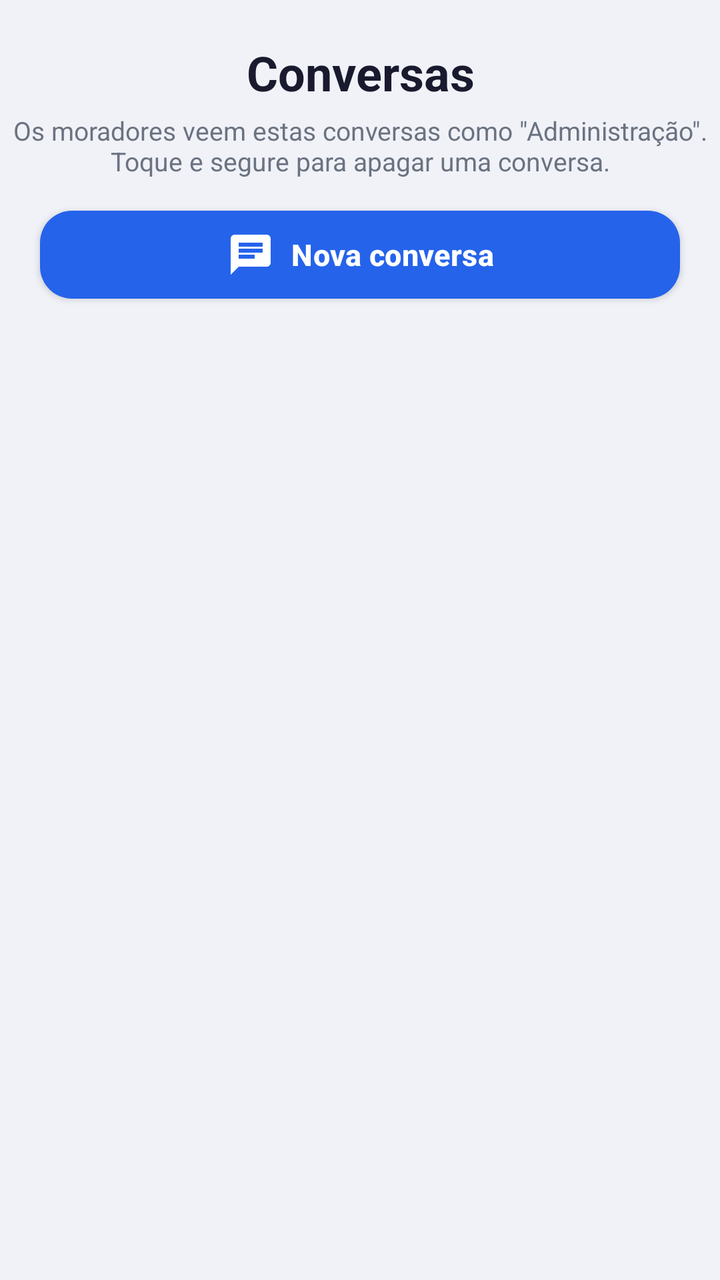
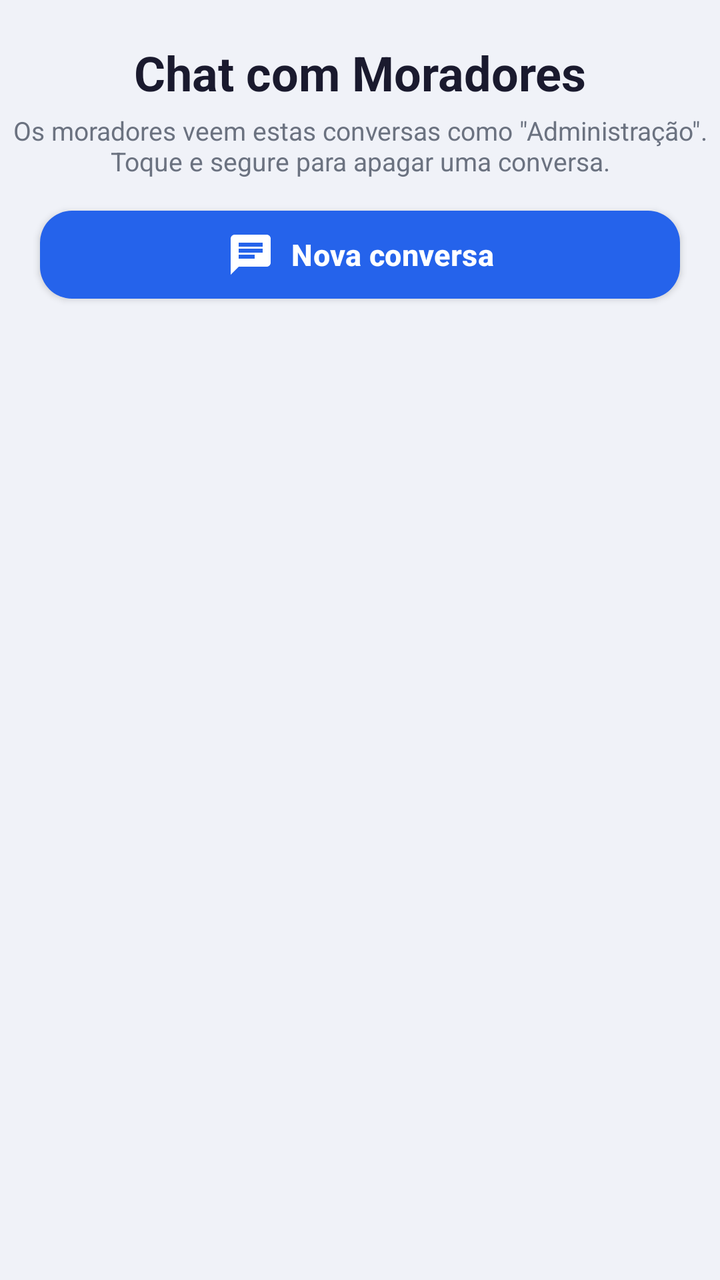

Before-and-after screenshots of an Android layout around one commit, followed by the original layout XML and the change that was made.
<!-- AndroidManifest.xml: application theme AppTheme -->
<!-- res/layout/activity_conversas.xml -->
<?xml version="1.0" encoding="utf-8"?>
<LinearLayout xmlns:android="http://schemas.android.com/apk/res/android"
    xmlns:app="http://schemas.android.com/apk/res-auto"
    android:layout_width="match_parent"
    android:layout_height="match_parent"
    android:orientation="vertical"
    android:background="#F0F2F8">

    <TextView
        android:layout_width="match_parent"
        android:layout_height="wrap_content"
        android:text="Conversas"
        android:textSize="24sp"
        android:textStyle="bold"
        android:textColor="#1A1A2E"
        android:gravity="center"
        android:paddingTop="20dp"
        android:paddingBottom="4dp" />

    <TextView
        android:layout_width="match_parent"
        android:layout_height="wrap_content"
        android:gravity="center"
        android:paddingBottom="12dp"
        android:text="Os moradores veem estas conversas como &quot;Administração&quot;.\nToque e segure para apagar uma conversa."
        android:textSize="13sp"
        android:textColor="#6B7280" />

    <com.google.android.material.button.MaterialButton
        android:id="@+id/btnNovaConversa"
        android:layout_width="match_parent"
        android:layout_height="52dp"
        android:layout_marginStart="20dp"
        android:layout_marginEnd="20dp"
        android:layout_marginBottom="8dp"
        android:text="Nova conversa"
        android:textAllCaps="false"
        app:icon="@drawable/ic_chat_branco"
        app:iconGravity="textStart"
        app:cornerRadius="16dp"
        app:backgroundTint="@color/botaoPrimario" />

    <TextView
        android:id="@+id/tvConversasVazio"
        android:layout_width="match_parent"
        android:layout_height="wrap_content"
        android:padding="24dp"
        android:gravity="center"
        android:text="Nenhuma conversa ainda."
        android:textSize="14sp"
        android:textColor="#6B7280"
        android:visibility="gone" />

    <androidx.recyclerview.widget.RecyclerView
        android:id="@+id/recyclerConversas"
        android:layout_width="match_parent"
        android:layout_height="0dp"
        android:layout_weight="1"
        android:clipToPadding="false"
        android:paddingStart="16dp"
        android:paddingEnd="16dp"
        android:paddingBottom="16dp" />
</LinearLayout>
<!-- resources referenced by this layout -->
<resources>
  <color name="botaoPrimario">#2563EB</color>
  <!-- drawable ic_chat_branco (drawable) -->
  <?xml version="1.0" encoding="utf-8"?>
  <vector xmlns:android="http://schemas.android.com/apk/res/android"
      android:width="24dp" android:height="24dp"
      android:viewportWidth="24" android:viewportHeight="24">
      <path android:fillColor="@android:color/white" android:pathData="M20,2H4c-1.1,0 -1.99,0.9 -1.99,2L2,22l4,-4h14c1.1,0 2,-0.9 2,-2V4c0,-1.1 -0.9,-2 -2,-2zM6,9h12v2H6V9zM14,14H6v-2h8v2zM18,8H6V6h12v2z"/>
  </vector>
  <style name="AppTheme" parent="Theme.MaterialComponents.DayNight.DarkActionBar">
          <item name="colorPrimary">@color/colorPrimary</item>
          <item name="colorPrimaryDark">@color/black</item>
          <item name="colorAccent">@color/black</item>
          <item name="android:windowBackground">@color/white</item>
          <item name="android:textColor">@color/black</item>
          <item name="android:textColorPrimary">@color/corTitulo</item>
  
          
          <item name="materialButtonStyle">@style/Widget.Condominio.Button</item>
          <item name="textInputStyle">@style/Widget.Condominio.TextInputLayout</item>
      </style>
  <color name="colorPrimary">#1E3A8A</color>
  <color name="black">#000000</color>
  <color name="white">#FFFFFF</color>
  <color name="corTitulo">#070707</color>
  <style name="Widget.Condominio.Button" parent="Widget.MaterialComponents.Button">
          <item name="backgroundTint">@color/botaoPrimario</item>
          <item name="android:textColor">@color/white</item>
          <item name="cornerRadius">14dp</item>
          <item name="android:textAllCaps">false</item>
          <item name="android:textStyle">bold</item>
          <item name="android:textSize">15sp</item>
          <item name="android:letterSpacing">0.01</item>
          <item name="android:minHeight">52dp</item>
          <item name="android:insetTop">4dp</item>
          <item name="android:insetBottom">4dp</item>
          <item name="android:elevation">2dp</item>
          <item name="iconTint">@color/white</item>
          <item name="iconPadding">8dp</item>
      </style>
  <style name="Widget.Condominio.TextInputLayout" parent="Widget.MaterialComponents.TextInputLayout.OutlinedBox">
          <item name="boxBackgroundColor">@color/white</item>
          <item name="boxStrokeColor">@color/colorPrimary</item>
          <item name="hintTextColor">@color/colorPrimary</item>
          <item name="android:textColorHint">@color/colorPrimary</item>
      </style>
</resources>

<!-- the commit's change to res/layout/activity_conversas.xml (unified diff, before → after) -->
@@ -7,9 +7,10 @@
     android:background="#F0F2F8">
 
     <TextView
+        android:id="@+id/textTituloConversas"
         android:layout_width="match_parent"
         android:layout_height="wrap_content"
-        android:text="Conversas"
+        android:text="Chat com Moradores"
         android:textSize="24sp"
         android:textStyle="bold"
         android:textColor="#1A1A2E"
@@ -18,6 +19,7 @@
         android:paddingBottom="4dp" />
 
     <TextView
+        android:id="@+id/textDicaConversas"
         android:layout_width="match_parent"
         android:layout_height="wrap_content"
         android:gravity="center"
